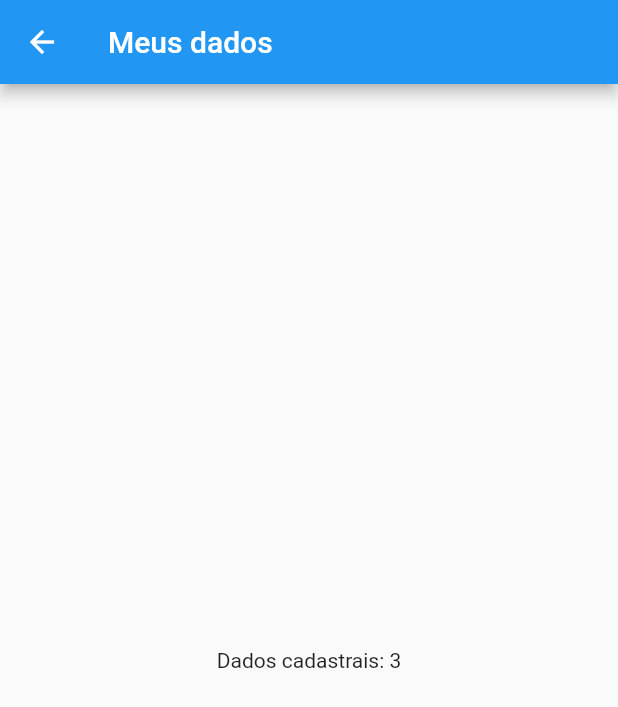
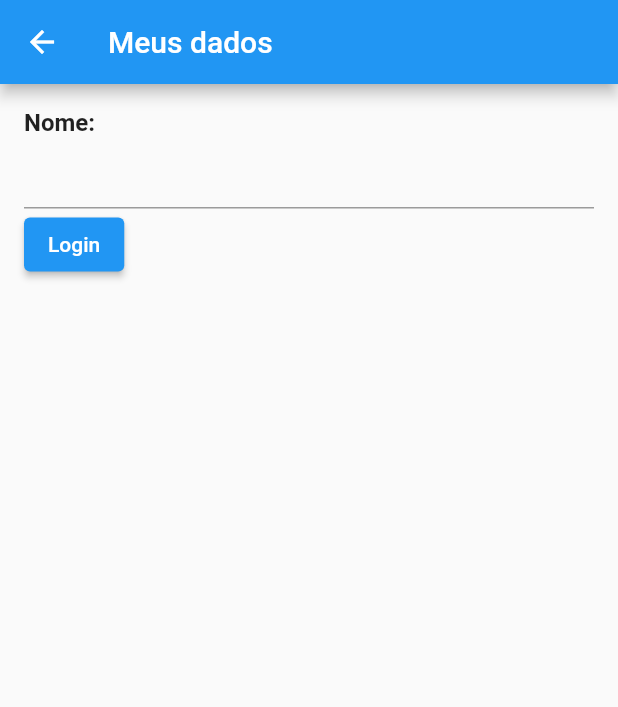
Before and after one commit to GuilhermeMoraes217/FlutterApp, a Flutter app: the DadosCadastrais screen opened directly, on a phone screen of 412 x 824 dp. Shown: the top 707 px of the screen. Run offline on Flutter 3.47's test engine with Material 2 defaults, Android fonts, the phone set to English and light mode, and no system bars; our stand-ins replace google_fonts; network calls fail.

Commit message:
Tela de cadastro de dados

```diff
--- a/lib/pages/dados_cadastrais.dart
+++ b/lib/pages/dados_cadastrais.dart
@@ -1,19 +1,49 @@
 import 'package:flutter/material.dart';
 
-class DadosCadastrais extends StatelessWidget {
+class DadosCadastrais extends StatefulWidget {
   final String
       text; // forma de como recuperar dados de outra tela, se cria um final e adicona abaixa required this.text
   final List<String> dados;
+
+
   const DadosCadastrais({super.key, required this.text, required this.dados});
+
+  @override
+  State<DadosCadastrais> createState() => _DadosCadastraisState();
+}
+
+class _DadosCadastraisState extends State<DadosCadastrais> {
+  TextEditingController nomeController = TextEditingController(text: "");
 
   @override
   Widget build(BuildContext context) {
     return Scaffold(
       appBar: AppBar(
-        title: Text(text),
+        title: Text(widget.text),
       ),
-      body: Center(
-        child: Text("Dados cadastrais: ${dados.length}"),
+      body: Padding(
+        padding: const EdgeInsets.symmetric(vertical: 16, horizontal: 16),
+        child: Column(
+          crossAxisAlignment: CrossAxisAlignment.start,
+          children: [
+            const Text(
+              "Nome: ",
+              style: TextStyle(fontSize: 16, fontWeight: FontWeight.w700),
+            ),
+            TextField(
+              controller: nomeController,
+            ),
+
+            // Botão de login ---------------------------------------------------------------------------------------
+                  ElevatedButton(
+                    onPressed: () {
+                      // LÓGICA DE VERIFICAÇÃO
+                      debugPrint(nomeController.text);
+                    },
+                    child: const Text('Login'),
+                  )
+          ],
+        ),
       ),
     );
   }
```
